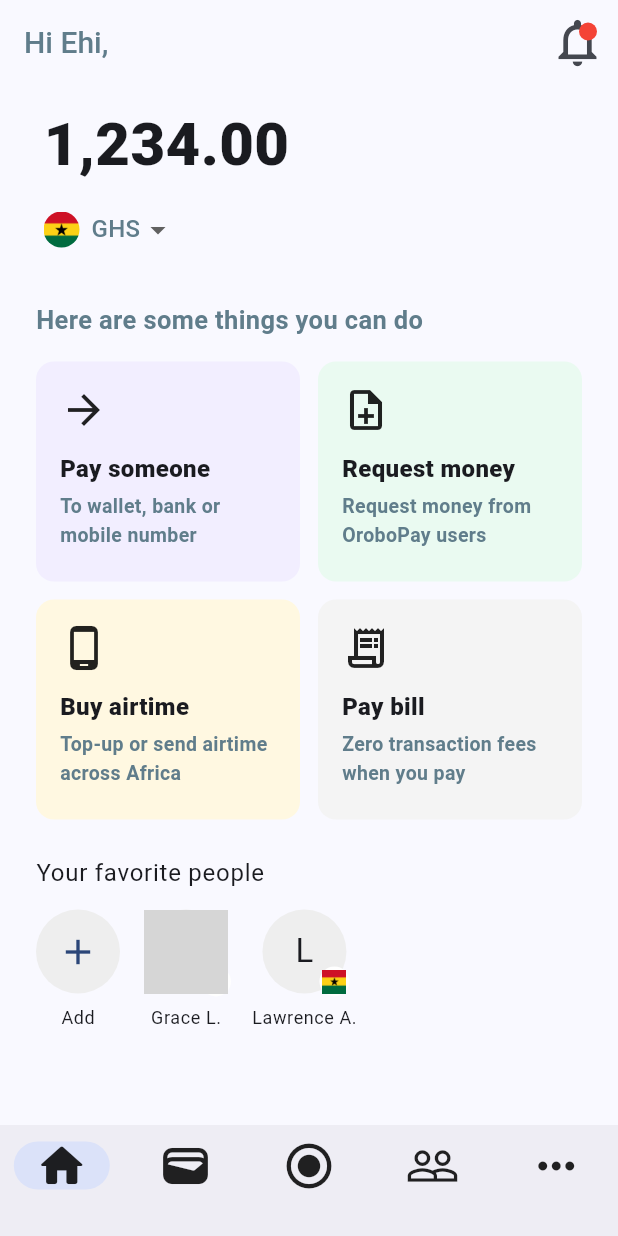
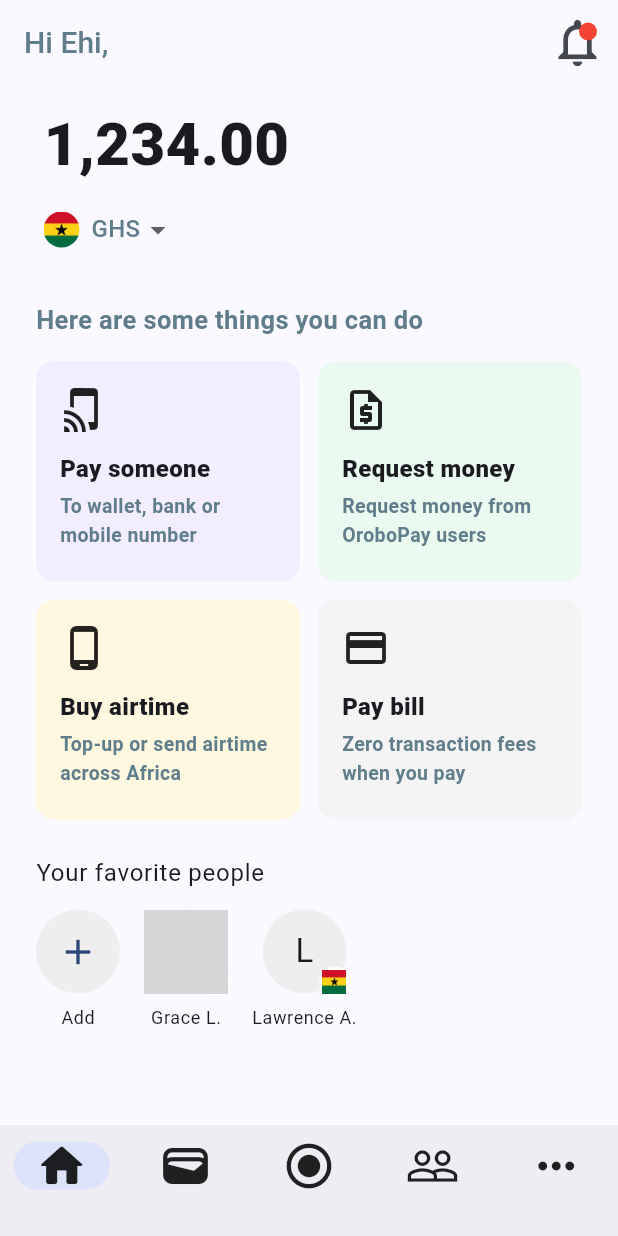
Before and after one commit to ChathuraJayakody/OroboPay, a Flutter app: the screen it shows after launch, on a phone screen of 412 x 824 dp. Run offline on Flutter 3.47's test engine with Material 3 defaults, Android fonts, the phone set to English and light mode, and no system bars; network calls fail; grey boxes are pictures that could not be loaded.

Commit message:
changed the action card icons

```diff
--- a/lib/Screens/home_screen.dart
+++ b/lib/Screens/home_screen.dart
@@ -49,7 +49,7 @@ class _HomeScreenState extends State<HomeScreen> {
                 ActionCard(
                   label: 'Pay someone',
                   description: 'To wallet, bank or mobile number',
-                  icon: Icons.arrow_forward,
+                  icon: Icons.tap_and_play_outlined,
                   background: const Color(0xFFF2EEFF),
                   onTap: () {
                     // Handle Pay Someone action
@@ -58,7 +58,7 @@ class _HomeScreenState extends State<HomeScreen> {
                 ActionCard(
                   label: 'Request money',
                   description: 'Request money from OroboPay users',
-                  icon: Icons.note_add_outlined,
+                  icon: Icons.request_quote_outlined,
                   background: const Color(0xFFEAFAF1),
                   onTap: () {
                     // Handle Request Money action
@@ -76,7 +76,7 @@ class _HomeScreenState extends State<HomeScreen> {
                 ActionCard(
                   label: 'Pay bill',
                   description: 'Zero transaction fees when you pay',
-                  icon: Icons.receipt_long_outlined,
+                  icon: Icons.payment_outlined,
                   background: const Color(0xFFF4F4F4),
                   onTap: () {
                     // Handle Pay Bill action
```
